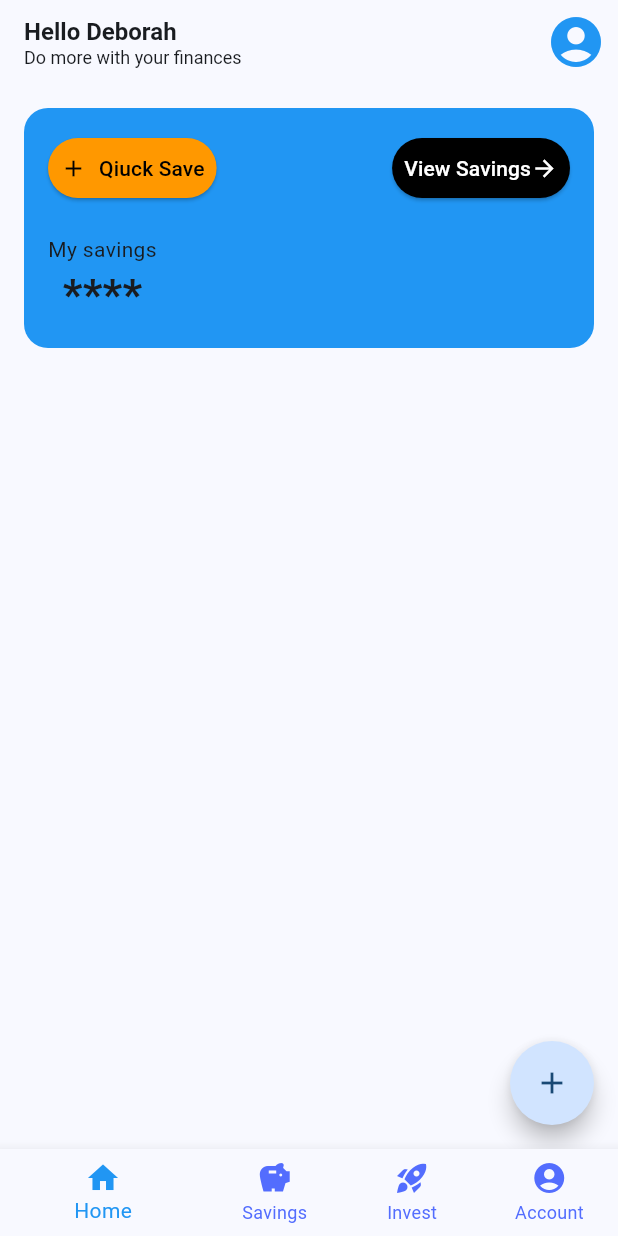
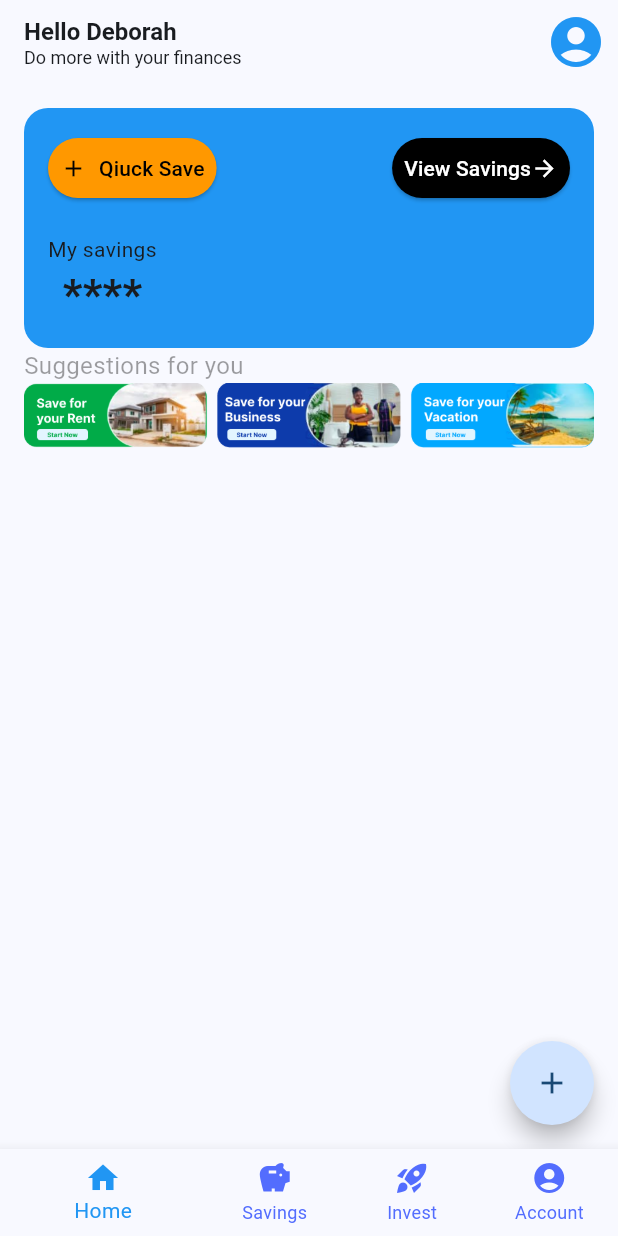
Before and after one commit to Dehbbyk/wtm_savings_app, a Flutter app: the screen it shows after launch, on a phone screen of 412 x 824 dp. Run offline on Flutter 3.47's test engine with Material 3 defaults, Android fonts, the phone set to English and light mode, and no system bars.

Commit message:
Addinging images to the UI

```diff
--- a/lib/features/account/pages/account_view.dart
+++ b/lib/features/account/pages/account_view.dart
@@ -6,6 +6,6 @@ class AccountView extends StatelessWidget{
   @override
   Widget build(BuildContext context) {
     // TODO: implement build
-    return Text("Account Section");
+    return const Text("Account Section");
   }
 }
--- a/lib/features/home/pages/home_page.dart
+++ b/lib/features/home/pages/home_page.dart
@@ -6,6 +6,8 @@ import 'package:wtm_savings_app/features/savings/pages/savings_view.dart';
 import 'home_view.dart';
 
 class HomePage extends StatefulWidget{
+  const HomePage({super.key});
+
 
   @override
   State<HomePage> createState() => _HomePageState();
@@ -13,10 +15,10 @@ class HomePage extends StatefulWidget{
 
 class _HomePageState extends State<HomePage> {
   var listOfPages = [
-    HomeView(),
-    SavingsView(),
-    InvestView(),
-    AccountView(),
+    const HomeView(),
+    const SavingsView(),
+    const InvestView(),
+    const AccountView(),
   ];
   var selectedIndex = 0;
 
@@ -35,7 +37,7 @@ class _HomePageState extends State<HomePage> {
             selectedIndex = value;
           });
         },
-        items: [
+        items: const [
           BottomNavigationBarItem(
               icon: Icon(Icons.home),
               label: "Home"
--- a/lib/features/home/pages/home_view.dart
+++ b/lib/features/home/pages/home_view.dart
@@ -8,7 +8,7 @@ class HomeView extends StatelessWidget{
   Widget build(BuildContext context){
     return Scaffold(
       appBar: AppBar(
-        title: Column(
+        title: const Column(
           crossAxisAlignment: CrossAxisAlignment.start,
           children: [
             Text(
@@ -30,7 +30,7 @@ class HomeView extends StatelessWidget{
               IconButton(
                 color: Colors.blue,
                 onPressed: (){},
-                icon: Icon(
+                icon: const Icon(
                   Icons.account_circle,
                   size: 40
                 )
@@ -38,17 +38,32 @@ class HomeView extends StatelessWidget{
         ],
       ),
       body: ListView(
-        padding: EdgeInsets.all(16.0),
+        padding: const EdgeInsets.all(16.0),
         children: [
-          SavingDetailsCard()
+          const SavingDetailsCard(),
+          Container(
+            child: Column(
+              crossAxisAlignment: CrossAxisAlignment.start,
+              children: [
+                const Text(
+                    "Suggestions for you",
+                  style: TextStyle(
+                    fontSize: 16,
+                    color: Colors.black38
+                  ),
+                ),
+                Image.asset("assets/images/save_for_rent.png")
+              ],
+            ),
+          )
         ],
       ),
       floatingActionButton: FloatingActionButton(
-        child: Icon(Icons.add),
-        shape: CircleBorder(),
+        shape: const CircleBorder(),
         onPressed: (){
           print("FAB CLICKED");
         },
+        child: const Icon(Icons.add),
       ),
     );
   }
--- a/lib/features/home/widgets/savings_details_card.dart
+++ b/lib/features/home/widgets/savings_details_card.dart
@@ -13,15 +13,15 @@ class SavingDetailsCard extends StatelessWidget {
           color: Colors.blue,
           borderRadius: BorderRadius.circular(16.0)
       ),
-      padding: EdgeInsets.all(16.0),
+      padding: const EdgeInsets.all(16.0),
       child: Stack(
         children: [
           ElevatedButton.icon(
             onPressed: (){},
-            icon: Icon(Icons.add),
-            label: Text("Qiuck Save"),
+            icon: const Icon(Icons.add),
+            label: const Text("Qiuck Save"),
             style: ElevatedButton.styleFrom(
-                padding: EdgeInsets.symmetric(
+                padding: const EdgeInsets.symmetric(
                   vertical: 0,
                   horizontal: 8,
                 ),
@@ -35,24 +35,24 @@ class SavingDetailsCard extends StatelessWidget {
             right: 0,
             child: ElevatedButton(
               onPressed: (){},
-              child: Row(
+              style: ElevatedButton.styleFrom(
+                  padding: const EdgeInsets.symmetric(
+                    vertical: 0,
+                    horizontal: 8,
+                  ),
+                  backgroundColor: Colors.black,
+                  foregroundColor: Colors.white
+              ),
+              child: const Row(
                 mainAxisSize: MainAxisSize.min,
                 children:[
                   Text("View Savings"),
                   Icon(Icons.arrow_forward),
                 ],
               ),
-              style: ElevatedButton.styleFrom(
-                  padding: EdgeInsets.symmetric(
-                    vertical: 0,
-                    horizontal: 8,
-                  ),
-                  backgroundColor: Colors.black,
-                  foregroundColor: Colors.white
-              ),
             ),
           ),
-          Positioned(
+          const Positioned(
               bottom: 0,
               left: 0,
               child: Column(
--- a/lib/features/invest/pages/invest_view.dart
+++ b/lib/features/invest/pages/invest_view.dart
@@ -6,6 +6,6 @@ class InvestView extends StatelessWidget{
   @override
   Widget build(BuildContext context) {
     // TODO: implement build
-    return Text("Invest");
+    return const Text("Invest");
   }
 }
--- a/lib/features/savings/pages/savings_view.dart
+++ b/lib/features/savings/pages/savings_view.dart
@@ -6,6 +6,6 @@ class SavingsView extends StatelessWidget{
   @override
   Widget build(BuildContext context) {
     // TODO: implement build
-    return Text("Savings");
+    return const Text("Savings");
   }
 }
--- a/lib/main.dart
+++ b/lib/main.dart
@@ -18,7 +18,7 @@ class MyApp extends StatelessWidget {
         colorScheme: ColorScheme.fromSeed(seedColor: Colors.blue),
         useMaterial3: true,
       ),
-      home: HomePage(),
+      home: const HomePage(),
     );
   }
 }
```
Also changed, not shown: pubspec.yaml (+4 -4 lines), assets/images/save_for_rent.png (added), pubspec.lock.
